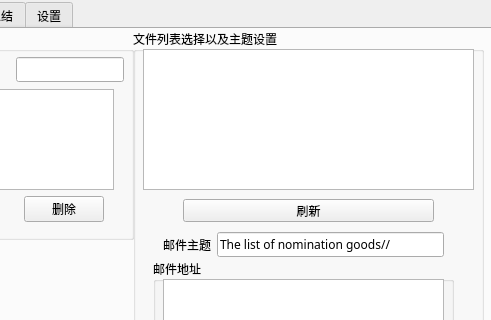
The window that Ui/untitled.ui (jerryliang122-vast/working-CIF-service) describes before a commit, drawn with Qt 5; both pictures show x 409 to 900 and y 0 to 320 of the 900 by 504 pixel window.
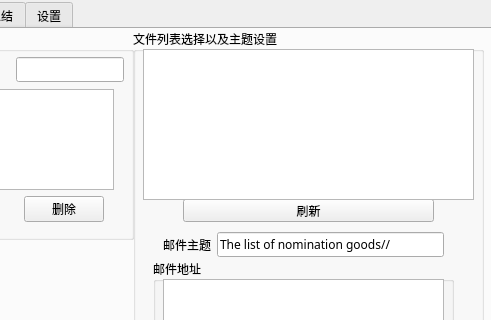
The same window after the commit. The open tabs and pages were chosen to show the change.

What changed in the file:
```diff
--- a/Ui/untitled.ui
+++ b/Ui/untitled.ui
@@ -2484,16 +2484,6 @@
      <property name="title">
       <string>文件列表选择以及主题设置</string>
      </property>
-     <widget class="QListView" name="nom_file_list">
-      <property name="geometry">
-       <rect>
-        <x>10</x>
-        <y>20</y>
-        <width>331</width>
-        <height>141</height>
-       </rect>
-      </property>
-     </widget>
      <widget class="QPushButton" name="nom_file_list_update">
       <property name="geometry">
        <rect>
@@ -2582,6 +2572,16 @@
        <string>清屏</string>
       </property>
      </widget>
+     <widget class="QTableView" name="nom_file_list">
+      <property name="geometry">
+       <rect>
+        <x>10</x>
+        <y>20</y>
+        <width>331</width>
+        <height>151</height>
+       </rect>
+      </property>
+     </widget>
     </widget>
    </widget>
    <widget class="QWidget" name="tab_5">
```
Left out of the diff: 12 changed lines with no effect on the pictures.
